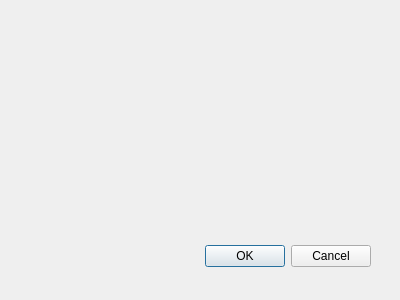
This is app/annotation/calculate/CreateSequenceAnnotationDialog.ui in praaline/Praaline as Qt 5 draws it before an edit. The edited form follows.
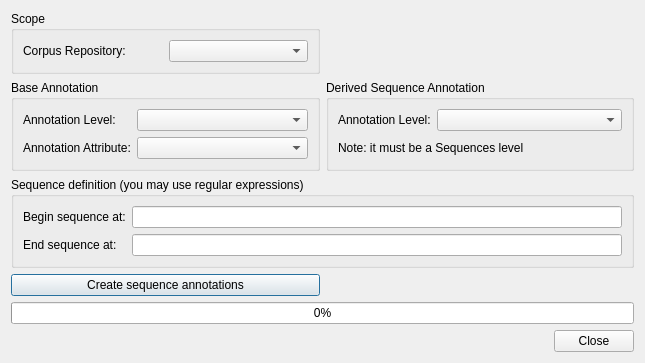
This is the edited form.

Commit message: Calculated annotations

```diff
--- a/app/annotation/calculate/CreateSequenceAnnotationDialog.ui
+++ b/app/annotation/calculate/CreateSequenceAnnotationDialog.ui
@@ -8,29 +8,180 @@
    <rect>
     <x>0</x>
     <y>0</y>
-    <width>400</width>
-    <height>300</height>
+    <width>645</width>
+    <height>360</height>
    </rect>
   </property>
   <property name="windowTitle">
    <string>Dialog</string>
   </property>
-  <widget class="QDialogButtonBox" name="buttonBox">
-   <property name="geometry">
-    <rect>
-     <x>30</x>
-     <y>240</y>
-     <width>341</width>
-     <height>32</height>
-    </rect>
-   </property>
-   <property name="orientation">
-    <enum>Qt::Horizontal</enum>
-   </property>
-   <property name="standardButtons">
-    <set>QDialogButtonBox::Cancel|QDialogButtonBox::Ok</set>
-   </property>
-  </widget>
+  <layout class="QGridLayout" name="gridLayout_5">
+   <item row="0" column="0">
+    <widget class="QGroupBox" name="groupBoxScope">
+     <property name="title">
+      <string>Scope</string>
+     </property>
+     <layout class="QGridLayout" name="gridLayout_2">
+      <item row="0" column="0">
+       <widget class="QLabel" name="labelRepository">
+        <property name="sizePolicy">
+         <sizepolicy hsizetype="Minimum" vsizetype="Preferred">
+          <horstretch>0</horstretch>
+          <verstretch>0</verstretch>
+         </sizepolicy>
+        </property>
+        <property name="text">
+         <string>Corpus Repository:</string>
+        </property>
+       </widget>
+      </item>
+      <item row="0" column="1">
+       <widget class="QComboBox" name="comboBoxRepository"/>
+      </item>
+     </layout>
+     <zorder>comboBoxRepository</zorder>
+     <zorder>labelRepository</zorder>
+    </widget>
+   </item>
+   <item row="1" column="0">
+    <widget class="QGroupBox" name="groupBoxBaseAnnotation">
+     <property name="title">
+      <string>Base Annotation</string>
+     </property>
+     <layout class="QGridLayout" name="gridLayout">
+      <item row="0" column="0">
+       <widget class="QLabel" name="labelAnnotationLevelBase">
+        <property name="text">
+         <string>Annotation Level:</string>
+        </property>
+       </widget>
+      </item>
+      <item row="0" column="1">
+       <widget class="QComboBox" name="comboBoxAnnotationLevelBase">
+        <property name="sizePolicy">
+         <sizepolicy hsizetype="Expanding" vsizetype="Fixed">
+          <horstretch>0</horstretch>
+          <verstretch>0</verstretch>
+         </sizepolicy>
+        </property>
+       </widget>
+      </item>
+      <item row="1" column="0">
+       <widget class="QLabel" name="labelAnnotationAttributeBase">
+        <property name="sizePolicy">
+         <sizepolicy hsizetype="Preferred" vsizetype="Preferred">
+          <horstretch>0</horstretch>
+          <verstretch>0</verstretch>
+         </sizepolicy>
+        </property>
+        <property name="text">
+         <string>Annotation Attribute:</string>
+        </property>
+       </widget>
+      </item>
+      <item row="1" column="1">
+       <widget class="QComboBox" name="comboBoxAnnotationAttributeBase">
+        <property name="sizePolicy">
+         <sizepolicy hsizetype="Expanding" vsizetype="Fixed">
+          <horstretch>0</horstretch>
+          <verstretch>0</verstretch>
+         </sizepolicy>
+        </property>
+       </widget>
+      </item>
+     </layout>
+    </widget>
+   </item>
+   <item row="2" column="0" colspan="2">
+    <widget class="QGroupBox" name="groupBoxOperation">
+     <property name="title">
+      <string>Sequence definition (you may use regular expressions)</string>
+     </property>
+     <layout class="QGridLayout" name="gridLayout_4">
+      <item row="0" column="0">
+       <widget class="QLabel" name="labelBeginSequence">
+        <property name="text">
+         <string>Begin sequence at:</string>
+        </property>
+       </widget>
+      </item>
+      <item row="0" column="1">
+       <widget class="QLineEdit" name="editBeginSequence"/>
+      </item>
+      <item row="1" column="1">
+       <widget class="QLineEdit" name="editEndSequence"/>
+      </item>
+      <item row="1" column="0">
+       <widget class="QLabel" name="labelEndSequence">
+        <property name="text">
+         <string>End sequence at:</string>
+        </property>
+       </widget>
+      </item>
+     </layout>
+    </widget>
+   </item>
+   <item row="3" column="0">
+    <widget class="QPushButton" name="commandCreateSequences">
+     <property name="text">
+      <string>Create sequence annotations</string>
+     </property>
+    </widget>
+   </item>
+   <item row="4" column="0" colspan="2">
+    <widget class="QProgressBar" name="progressBar">
+     <property name="value">
+      <number>0</number>
+     </property>
+    </widget>
+   </item>
+   <item row="5" column="1">
+    <widget class="QDialogButtonBox" name="buttonBox">
+     <property name="orientation">
+      <enum>Qt::Horizontal</enum>
+     </property>
+     <property name="standardButtons">
+      <set>QDialogButtonBox::Close</set>
+     </property>
+    </widget>
+   </item>
+   <item row="1" column="1">
+    <widget class="QGroupBox" name="groupBoxDerivedAnnotation">
+     <property name="title">
+      <string>Derived Sequence Annotation</string>
+     </property>
+     <layout class="QGridLayout" name="gridLayout_3">
+      <item row="0" column="0">
+       <widget class="QLabel" name="labelAnnotationLevelDerived">
+        <property name="text">
+         <string>Annotation Level:</string>
+        </property>
+       </widget>
+      </item>
+      <item row="0" column="1">
+       <widget class="QComboBox" name="comboBoxAnnotationLevelDerived">
+        <property name="sizePolicy">
+         <sizepolicy hsizetype="Expanding" vsizetype="Fixed">
+          <horstretch>0</horstretch>
+          <verstretch>0</verstretch>
+         </sizepolicy>
+        </property>
+        <property name="editable">
+         <bool>false</bool>
+        </property>
+       </widget>
+      </item>
+      <item row="1" column="0" colspan="2">
+       <widget class="QLabel" name="labelNote">
+        <property name="text">
+         <string>Note: it must be a Sequences level</string>
+        </property>
+       </widget>
+      </item>
+     </layout>
+    </widget>
+   </item>
+  </layout>
  </widget>
  <pixmapfunction/>
  <resources/>
```
Left out of the diff: 14 changed lines with no effect on the pictures. The commit also changes 11 other files.
